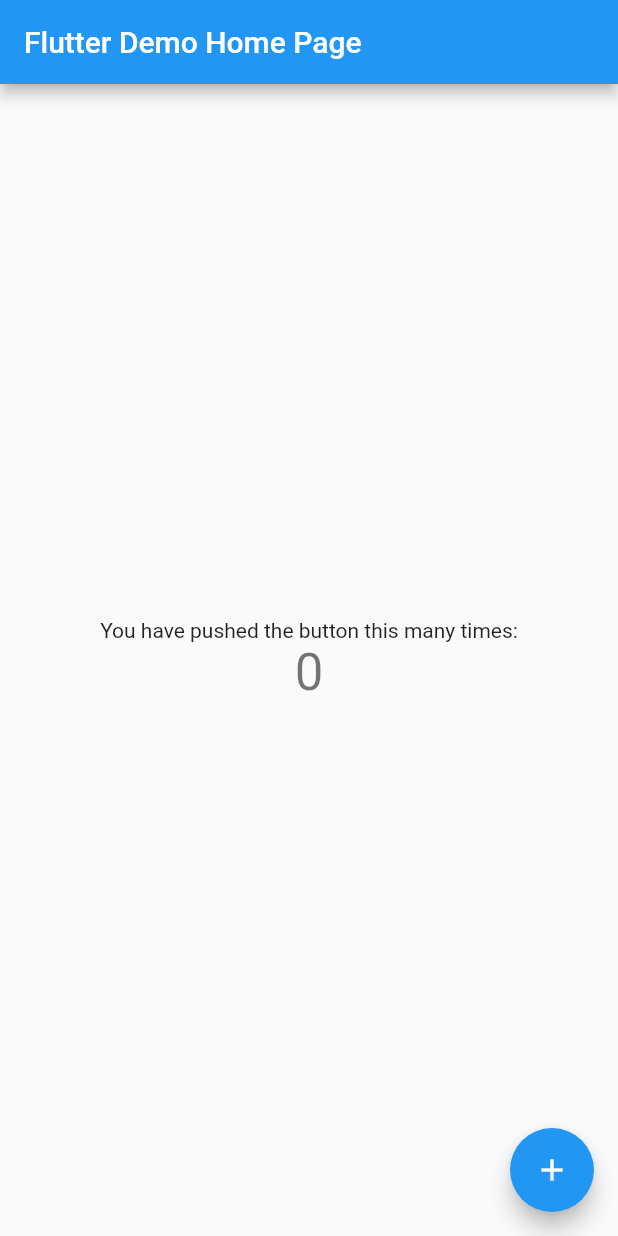
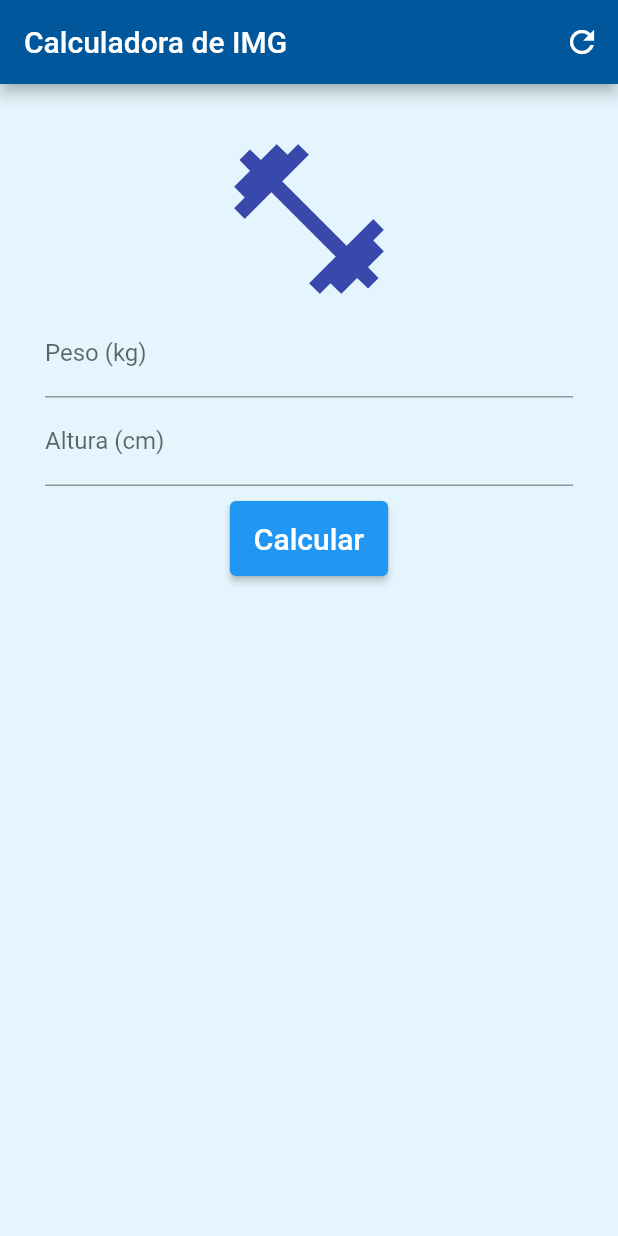
Before and after one commit to Bru-marques/caluladora_imc_flutter, a Flutter app: the screen it shows after launch, on a phone screen of 412 x 824 dp. Run offline on Flutter 3.47's test engine with Material 2 defaults, Android fonts, the phone set to English and light mode, and no system bars.

Commit message:
start layout

```diff
--- a/lib/main.dart
+++ b/lib/main.dart
@@ -1,115 +1,73 @@
 import 'package:flutter/material.dart';
 
 void main() {
-  runApp(const MyApp());
+  runApp(
+    MaterialApp(home: Home()),
+  );
 }
 
-class MyApp extends StatelessWidget {
-  const MyApp({Key? key}) : super(key: key);
+class Home extends StatefulWidget {
+  const Home({Key? key}) : super(key: key);
 
-  // This widget is the root of your application.
+  @override
+  State<Home> createState() => _HomeState();
+}
+
+class _HomeState extends State<Home> {
   @override
   Widget build(BuildContext context) {
-    return MaterialApp(
-      title: 'Flutter Demo',
-      theme: ThemeData(
-        // This is the theme of your application.
-        //
-        // Try running your application with "flutter run". You'll see the
-        // application has a blue toolbar. Then, without quitting the app, try
-        // changing the primarySwatch below to Colors.green and then invoke
-        // "hot reload" (press "r" in the console where you ran "flutter run",
-        // or simply save your changes to "hot reload" in a Flutter IDE).
-        // Notice that the counter didn't reset back to zero; the application
-        // is not restarted.
-        primarySwatch: Colors.blue,
-      ),
-      home: const MyHomePage(title: 'Flutter Demo Home Page'),
-    );
-  }
-}
-
-class MyHomePage extends StatefulWidget {
-  const MyHomePage({Key? key, required this.title}) : super(key: key);
-
-  // This widget is the home page of your application. It is stateful, meaning
-  // that it has a State object (defined below) that contains fields that affect
-  // how it looks.
-
-  // This class is the configuration for the state. It holds the values (in this
-  // case the title) provided by the parent (in this case the App widget) and
-  // used by the build method of the State. Fields in a Widget subclass are
-  // always marked "final".
-
-  final String title;
-
-  @override
-  State<MyHomePage> createState() => _MyHomePageState();
-}
-
-class _MyHomePageState extends State<MyHomePage> {
-  int _counter = 0;
-
-  void _incrementCounter() {
-    setState(() {
-      // This call to setState tells the Flutter framework that something has
-      // changed in this State, which causes it to rerun the build method below
-      // so that the display can reflect the updated values. If we changed
-      // _counter without calling setState(), then the build method would not be
-      // called again, and so nothing would appear to happen.
-      _counter++;
-    });
-  }
-
-  @override
-  Widget build(BuildContext context) {
-    // This method is rerun every time setState is called, for instance as done
-    // by the _incrementCounter method above.
-    //
-    // The Flutter framework has been optimized to make rerunning build methods
-    // fast, so that you can just rebuild anything that needs updating rather
-    // than having to individually change instances of widgets.
     return Scaffold(
         appBar: AppBar(
-        // Here we take the value from the MyHomePage object that was created by
-        // the App.build method, and use it to set our appbar title.
-        title: Text(widget.title),
+          backgroundColor: Colors.lightBlue[900],
+          title: Text("Calculadora de IMG"),
+          actions: <Widget>[
+            IconButton(
+              icon: const Icon(Icons.refresh_sharp),
+              onPressed: () {
+                ScaffoldMessenger.of(context).showSnackBar(
+                  const SnackBar(
+                    content: Text(
+                      "texto aleatorio de teste !!",
                     ),
-      body: Center(
-        // Center is a layout widget. It takes a single child and positions it
-        // in the middle of the parent.
+                  ),
+                );
+              },
+            ),
+          ],
+        ),
+        backgroundColor: Color.fromARGB(255, 229, 245, 253),
+        body: SingleChildScrollView(
+          padding: EdgeInsets.all(30),
+          child: Form(
             child: Column(
-          // Column is also a layout widget. It takes a list of children and
-          // arranges them vertically. By default, it sizes itself to fit its
-          // children horizontally, and tries to be as tall as its parent.
-          //
-          // Invoke "debug painting" (press "p" in the console, choose the
-          // "Toggle Debug Paint" action from the Flutter Inspector in Android
-          // Studio, or the "Toggle Debug Paint" command in Visual Studio Code)
-          // to see the wireframe for each widget.
-          //
-          // Column has various properties to control how it sizes itself and
-          // how it positions its children. Here we use mainAxisAlignment to
-          // center the children vertically; the main axis here is the vertical
-          // axis because Columns are vertical (the cross axis would be
-          // horizontal).
-          mainAxisAlignment: MainAxisAlignment.center,
               children: <Widget>[
-            const Text(
-              'You have pushed the button this many times:',
+                Icon(Icons.fitness_center,
+                    size: 120.0, color: Colors.indigo[600]),
+                TextFormField(
+                    decoration: const InputDecoration(
+                  labelText: "Peso (kg)",
+                )),
+                TextFormField(
+                  decoration: InputDecoration(labelText: "Altura (cm)"),
                 ),
-            Text(
-              '$_counter',
-              style: Theme.of(context).textTheme.headline4,
+                Padding(
+                  padding: EdgeInsets.symmetric(vertical: 10.0),
+                  child: Container(
+                    height: 50.0,
+                    child: ElevatedButton(
+                      onPressed: () {},
+                      child: Text(
+                        "Calcular",
+                        style: TextStyle(color: Colors.white, fontSize: 20.0),
+                      ),
+                      // buttonStyle: TextStyle(color:  Colors.lightBlue[900]),
+                    ),
+                  ),
                 ),
               ],
             ),
           ),
-      floatingActionButton: FloatingActionButton(
-        onPressed: _incrementCounter,
-        tooltip: 'Increment',
-        child: const Icon(Icons.add),
-      ), // This trailing comma makes auto-formatting nicer for build methods.
-    );
+        ));
   }
 }
+ //falta estilizar a cord do botao *************************
```
Lines whose indentation alone changed are shown as unchanged.
